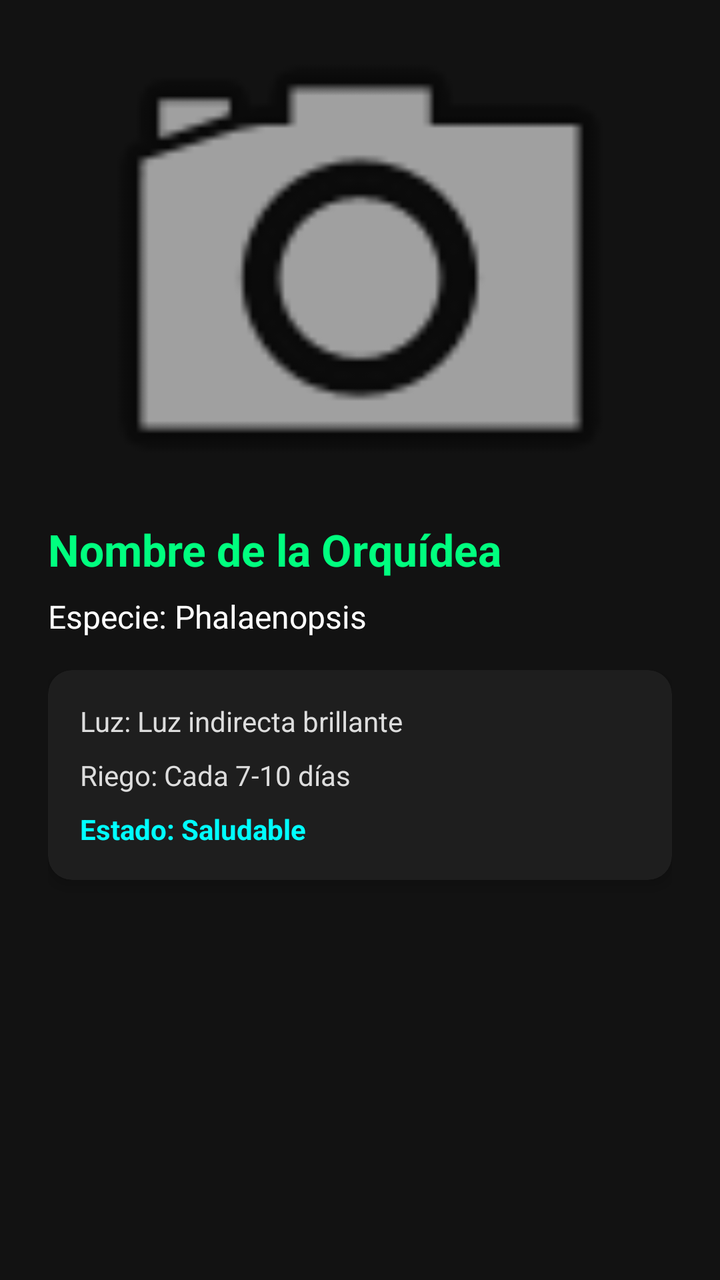
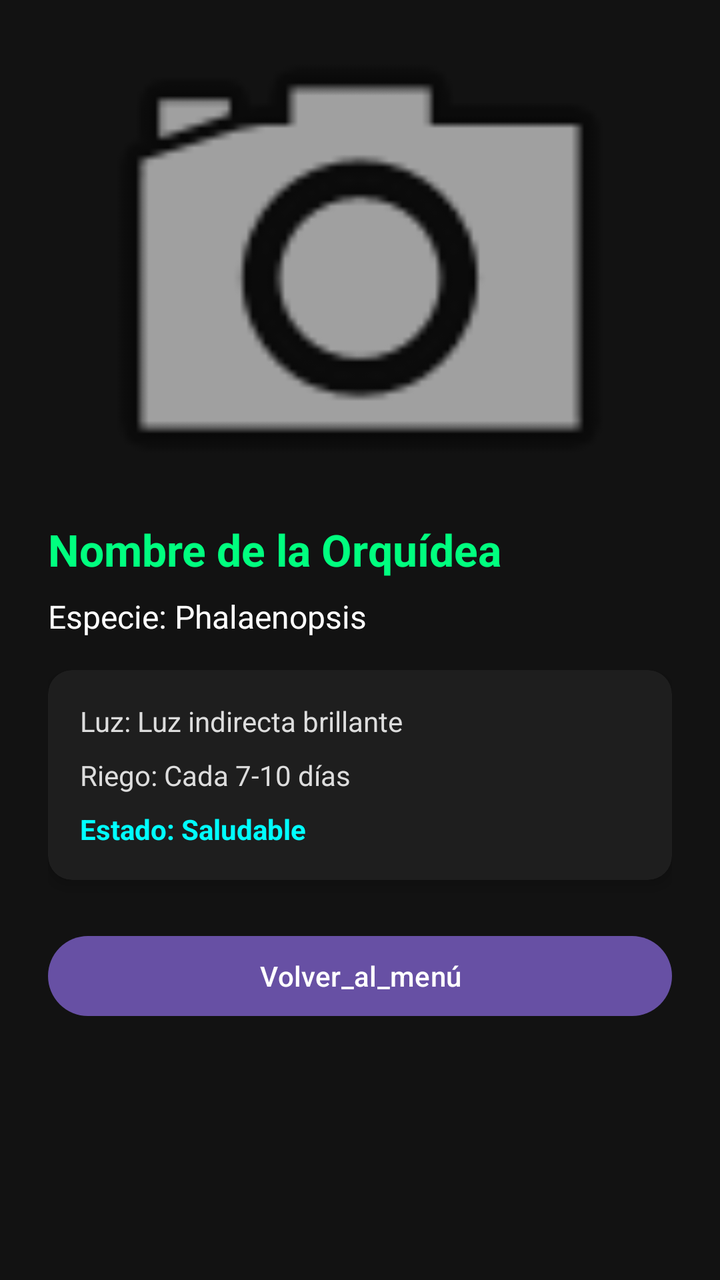

Compare the two renders of this Android layout. The source of the first and the diff that turns it into the second are given below.
<!-- AndroidManifest.xml: application theme Theme.Cultivos_Orquideas -->
<!-- res/layout/resultado_planta.xml -->
<?xml version="1.0" encoding="utf-8"?>
<ScrollView xmlns:android="http://schemas.android.com/apk/res/android"
    xmlns:app="http://schemas.android.com/apk/res-auto"
    android:layout_width="match_parent"
    android:layout_height="match_parent"
    android:background="#121212"
    android:fillViewport="true">

    <androidx.constraintlayout.widget.ConstraintLayout
        android:layout_width="match_parent"
        android:layout_height="wrap_content"
        android:padding="24dp">
        <ImageView
            android:id="@+id/imgResultadoPlanta"
            android:layout_width="0dp"
            android:layout_height="220dp"
            android:scaleType="centerCrop"
            android:src="@android:drawable/ic_menu_camera"
            app:layout_constraintEnd_toEndOf="parent"
            app:layout_constraintStart_toStartOf="parent"
            app:layout_constraintTop_toTopOf="parent" />

        <TextView
            android:id="@+id/txtResultadoNombre"
            android:layout_width="0dp"
            android:layout_height="wrap_content"
            android:layout_marginTop="16dp"
            android:text="Nombre de la Orquídea"
            android:textColor="#00FF7F"
            android:textSize="22sp"
            android:textStyle="bold"
            app:layout_constraintEnd_toEndOf="parent"
            app:layout_constraintStart_toStartOf="parent"
            app:layout_constraintTop_toBottomOf="@id/imgResultadoPlanta" />

        <TextView
            android:id="@+id/txtResultadoEspecie"
            android:layout_width="0dp"
            android:layout_height="wrap_content"
            android:layout_marginTop="8dp"
            android:text="Especie: Phalaenopsis"
            android:textColor="#FFFFFF"
            android:textSize="16sp"
            app:layout_constraintEnd_toEndOf="parent"
            app:layout_constraintStart_toStartOf="parent"
            app:layout_constraintTop_toBottomOf="@id/txtResultadoNombre" />

        <androidx.cardview.widget.CardView
            android:layout_width="0dp"
            android:layout_height="wrap_content"
            android:layout_marginTop="16dp"
            app:cardBackgroundColor="#1E1E1E"
            app:cardCornerRadius="12dp"
            app:cardElevation="4dp"
            app:layout_constraintEnd_toEndOf="parent"
            app:layout_constraintStart_toStartOf="parent"
            app:layout_constraintTop_toBottomOf="@id/txtResultadoEspecie">

            <LinearLayout
                android:layout_width="match_parent"
                android:layout_height="wrap_content"
                android:orientation="vertical"
                android:padding="16dp">

                <TextView
                    android:id="@+id/txtResultadoLuz"
                    android:layout_width="match_parent"
                    android:layout_height="wrap_content"
                    android:paddingBottom="8dp"
                    android:text="Luz: Luz indirecta brillante"
                    android:textColor="#DDDDDD"
                    android:textSize="14sp" />

                <TextView
                    android:id="@+id/txtResultadoRiego"
                    android:layout_width="match_parent"
                    android:layout_height="wrap_content"
                    android:paddingBottom="8dp"
                    android:text="Riego: Cada 7-10 días"
                    android:textColor="#DDDDDD"
                    android:textSize="14sp" />

                <TextView
                    android:id="@+id/txtResultadoEstado"
                    android:layout_width="match_parent"
                    android:layout_height="wrap_content"
                    android:text="Estado: Saludable"
                    android:textColor="#00FFFF"
                    android:textSize="14sp"
                    android:textStyle="bold" />

            </LinearLayout>
        </androidx.cardview.widget.CardView>
    </androidx.constraintlayout.widget.ConstraintLayout>
</ScrollView>
<!-- resources referenced by this layout -->
<resources>
  <style name="Theme.Cultivos_Orquideas" parent="Base.Theme.Cultivos_Orquideas" />
  <style name="Base.Theme.Cultivos_Orquideas" parent="Theme.Material3.DayNight.NoActionBar">
          
          
      </style>
</resources>

<!-- the commit's change to res/layout/resultado_planta.xml (unified diff, before → after) -->
@@ -10,6 +10,7 @@
         android:layout_width="match_parent"
         android:layout_height="wrap_content"
         android:padding="24dp">
+
         <ImageView
             android:id="@+id/imgResultadoPlanta"
             android:layout_width="0dp"
@@ -46,6 +47,7 @@
             app:layout_constraintTop_toBottomOf="@id/txtResultadoNombre" />
 
         <androidx.cardview.widget.CardView
+            android:id="@+id/cardViewDetalles"
             android:layout_width="0dp"
             android:layout_height="wrap_content"
             android:layout_marginTop="16dp"
@@ -91,5 +93,15 @@
 
             </LinearLayout>
         </androidx.cardview.widget.CardView>
+        <Button
+            android:id="@+id/btnVolveralmenu"
+            android:layout_width="0dp"
+            android:layout_height="wrap_content"
+            android:layout_marginTop="24dp"
+            android:text="Volver_al_menú"
+            app:layout_constraintEnd_toEndOf="parent"
+            app:layout_constraintStart_toStartOf="parent"
+            app:layout_constraintTop_toBottomOf="@id/cardViewDetalles" />
+
     </androidx.constraintlayout.widget.ConstraintLayout>
 </ScrollView>
